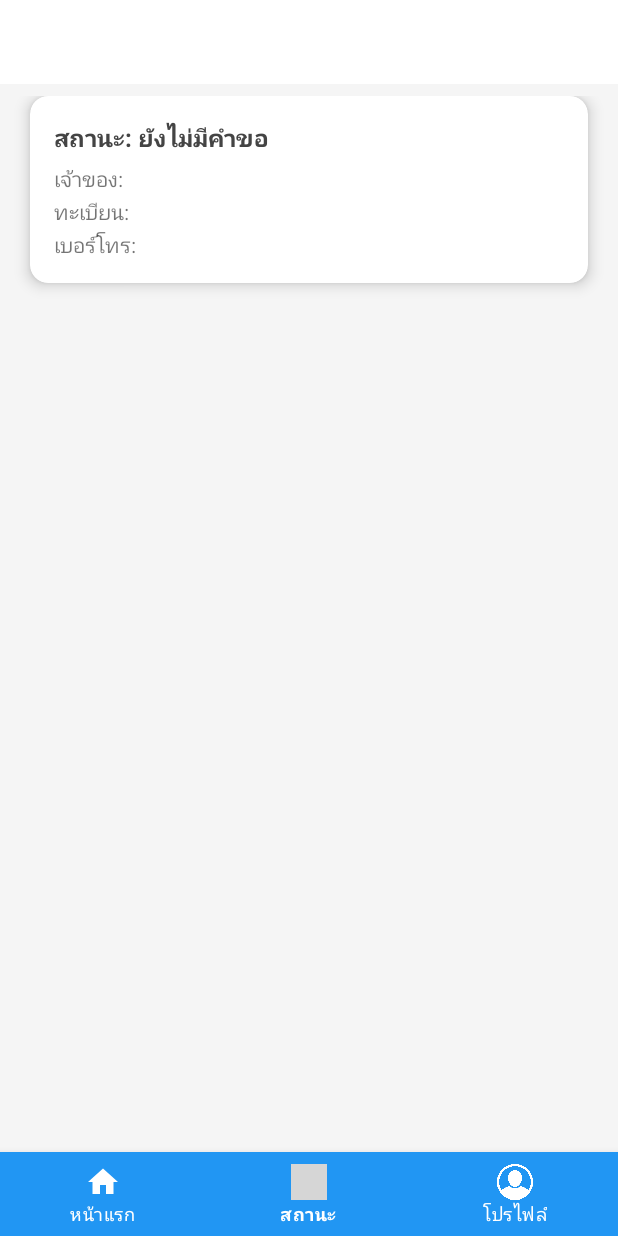
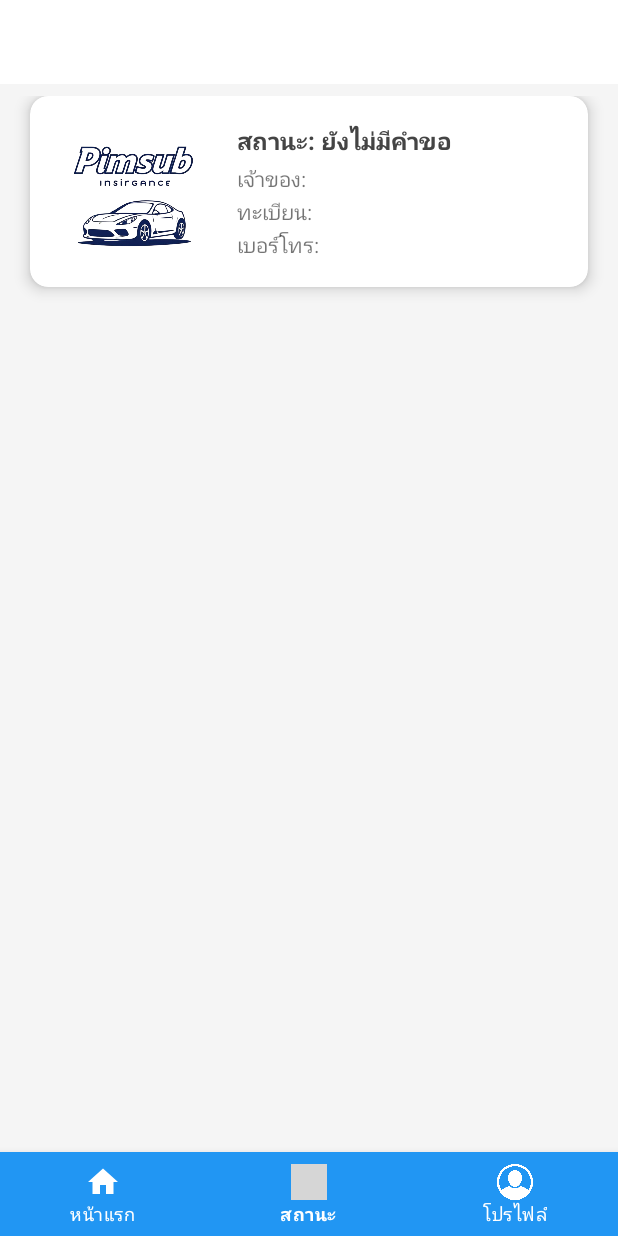
Before and after one commit to NonJirawat/ProjectPagun, an Android app: the StatusFragment screen opened through its navigation route, on a phone screen of 412 x 824 dp. Run offline under Robolectric (Android 15) with nearby library versions, the light colour scheme and no system bars; our stand-ins replace Firebase (no records; nobody signed in at launch, a user with empty details on screens opened directly), navigation-ui; grey boxes are pictures that could not be loaded.

Commit message:
image_status

```diff
--- a/app/src/main/res/layout/item_status.xml
+++ b/app/src/main/res/layout/item_status.xml
@@ -13,8 +13,25 @@
     <LinearLayout
         android:layout_width="match_parent"
         android:layout_height="wrap_content"
-        android:orientation="vertical"
-        android:padding="16dp">
+        android:orientation="horizontal"
+        android:padding="16dp"
+        android:gravity="center_vertical">
+
+        <!-- รูปด้านซ้าย -->
+        <ImageView
+            android:id="@+id/imgIcon"
+            android:layout_width="106dp"
+            android:layout_height="95dp"
+            android:layout_marginEnd="16dp"
+            android:scaleType="centerCrop"
+            android:src="@drawable/logo_pimsub" />
+
+        <!-- ข้อความด้านขวา -->
+        <LinearLayout
+            android:layout_width="0dp"
+            android:layout_height="wrap_content"
+            android:layout_weight="1"
+            android:orientation="vertical">
 
             <TextView
                 android:id="@+id/tvStatus"
@@ -31,7 +48,7 @@
                 android:layout_height="wrap_content"
                 android:text="เจ้าของ: Jirayut"
                 android:textSize="14sp"
-            android:layout_marginTop="6dp" />
+                android:layout_marginTop="4dp" />
 
             <TextView
                 android:id="@+id/tvPlate"
@@ -49,4 +66,5 @@
                 android:textSize="14sp"
                 android:layout_marginTop="2dp" />
         </LinearLayout>
+    </LinearLayout>
 </androidx.cardview.widget.CardView>
```
Also changed, not shown: app/src/main/res/layout/item_insurance_request.xml (+21 -3 lines). Lines whose indentation alone changed are shown as unchanged.
